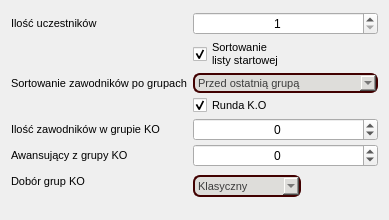
The window that source/UI/EditorWidgets/RoundInfoEditorWidget.ui (KonradKrol/sj-sim) describes before a commit, drawn with Qt 5.
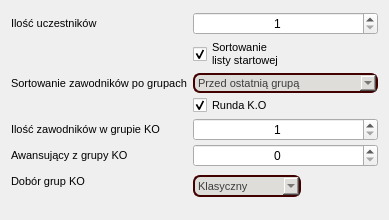
The same window after the commit. Icons and pictures are not drawn.

The edit to the form file:
```diff
--- a/source/UI/EditorWidgets/RoundInfoEditorWidget.ui
+++ b/source/UI/EditorWidgets/RoundInfoEditorWidget.ui
@@ -167,7 +167,7 @@
         <set>Qt::AlignCenter</set>
        </property>
        <property name="minimum">
-        <number>-1</number>
+        <number>1</number>
        </property>
        <property name="maximum">
         <number>1000000</number>
@@ -197,7 +197,7 @@
         <set>Qt::AlignCenter</set>
        </property>
        <property name="minimum">
-        <number>-1</number>
+        <number>0</number>
        </property>
        <property name="maximum">
         <number>1000000</number>
```
